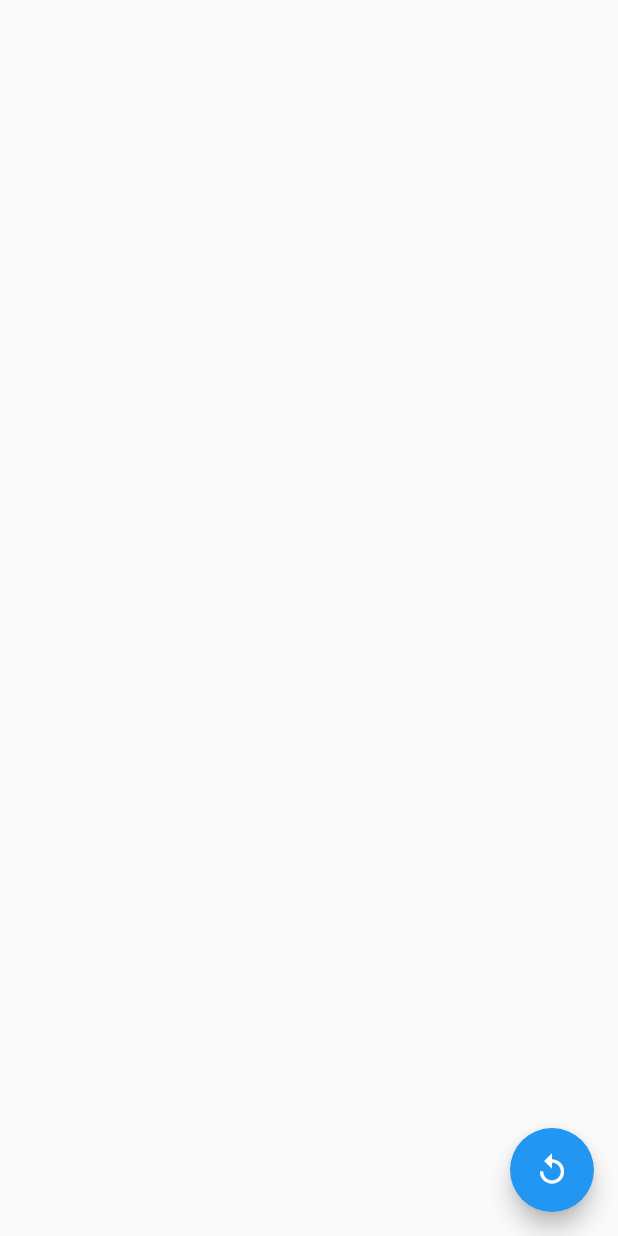
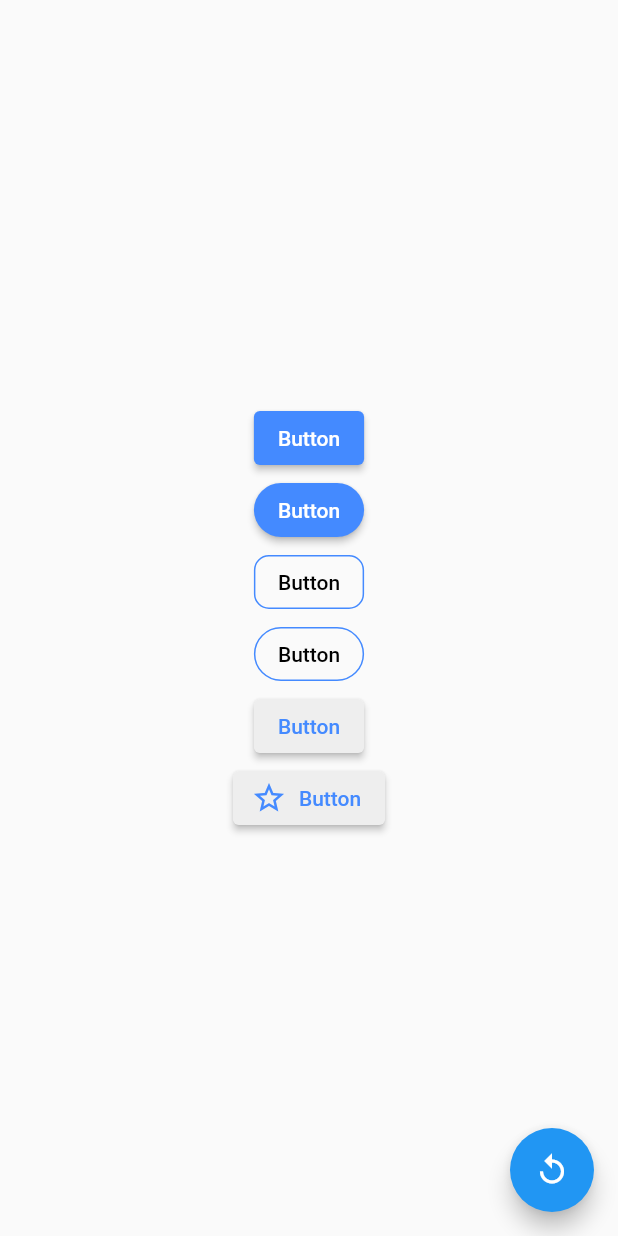
Before and after one commit to ume-bar/flutter_test, a Flutter app: the ButtonView screen opened directly, on a phone screen of 412 x 824 dp. Run offline on Flutter 3.47's test engine with Material 2 defaults, Android fonts, the phone set to English and light mode, and no system bars; our stand-ins replace dio, flutter_dotenv, flutter_hooks, freezed_annotation, hooks_riverpod.

Commit message:
add 6-button

```diff
--- a/test_flutter/lib/views/button.dart
+++ b/test_flutter/lib/views/button.dart
@@ -10,7 +10,80 @@ class ButtonView extends HookConsumerWidget {
       body: Center(
         child: Column(
           mainAxisAlignment: MainAxisAlignment.center,
-          children: <Widget>[],
+          children: <Widget>[
+            ElevatedButton(
+              child: const Text('Button'),
+              style: ElevatedButton.styleFrom(
+                backgroundColor: Colors.blueAccent,
+                foregroundColor: Colors.white,
+              ),
+              onPressed: () {},
+            ),
+            SizedBox(
+              width: 5,
+            ),
+            ElevatedButton(
+              child: const Text('Button'),
+              style: ElevatedButton.styleFrom(
+                backgroundColor: Colors.blueAccent,
+                foregroundColor: Colors.white,
+                shape: const StadiumBorder(),
+              ),
+              onPressed: () {},
+            ),
+            SizedBox(
+              width: 5,
+            ),
+            OutlinedButton(
+              child: const Text('Button'),
+              style: OutlinedButton.styleFrom(
+                foregroundColor: Colors.black,
+                shape: RoundedRectangleBorder(
+                  borderRadius: BorderRadius.circular(10),
+                ),
+                side: const BorderSide(color: Colors.blueAccent),
+              ),
+              onPressed: () {},
+            ),
+            SizedBox(
+              width: 5,
+            ),
+            OutlinedButton(
+              child: const Text('Button'),
+              style: OutlinedButton.styleFrom(
+                foregroundColor: Colors.black,
+                shape: const StadiumBorder(),
+                side: const BorderSide(color: Colors.blueAccent),
+              ),
+              onPressed: () {},
+            ),
+            SizedBox(
+              width: 5,
+            ),
+            ElevatedButton(
+              child: const Text('Button'),
+              style: ElevatedButton.styleFrom(
+                backgroundColor: Colors.grey[200],
+                foregroundColor: Colors.blueAccent,
+              ),
+              onPressed: () {},
+            ),
+            SizedBox(
+              width: 5,
+            ),
+            ElevatedButton.icon(
+              icon: const Icon(
+                Icons.star_outline,
+                color: Colors.blueAccent,
+              ),
+              label: const Text('Button'),
+              style: ElevatedButton.styleFrom(
+                backgroundColor: Colors.grey[200],
+                foregroundColor: Colors.blueAccent,
+              ),
+              onPressed: () {},
+            ),
+          ],
         ),
       ),
       floatingActionButton: FloatingActionButton(
```
